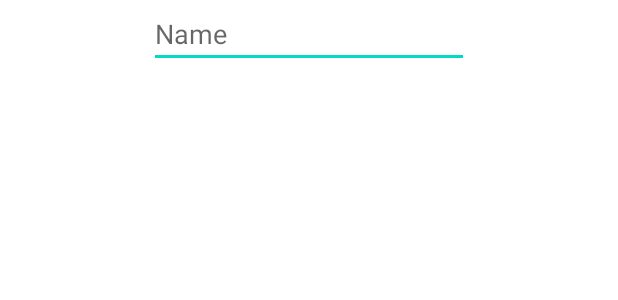
After one commit to Leftbrained/poker-memoir, an Android app: the layout activity_room_create.xml on its own in the app's theme, with its tools: preview values and no code run, on a phone screen of 412 x 824 dp. The commit adds this screen. Shown: the top 300 px of the screen. Run offline under Robolectric (Android 15) with nearby library versions, the phone set to English and light mode, and no system bars.

```diff
--- a/app/src/main/AndroidManifest.xml
+++ b/app/src/main/AndroidManifest.xml
@@ -9,7 +9,8 @@
         android:roundIcon="@mipmap/ic_launcher_round"
         android:supportsRtl="true"
         android:theme="@style/Theme.PokerMemoir">
-        <activity android:name=".SessionCreateActivity"></activity>
+        <activity android:name=".RoomCreateActivity"></activity>
+        <activity android:name=".SessionCreateActivity" />
         <activity android:name=".MainActivity">
             <intent-filter>
                 <action android:name="android.intent.action.MAIN" />
--- a/app/src/main/java/org/leftbrained/pokermemoir/MainActivity.kt
+++ b/app/src/main/java/org/leftbrained/pokermemoir/MainActivity.kt
@@ -20,4 +20,9 @@ class MainActivity : AppCompatActivity() {
         }
         startActivity(intent)
     }
+
+    fun createRoom(view: View) {
+        val intent = Intent(this, RoomCreateActivity::class.java)
+        startActivity(intent)
+    }
 }
--- a/app/src/main/res/layout/activity_main.xml
+++ b/app/src/main/res/layout/activity_main.xml
@@ -21,6 +21,7 @@
         android:layout_width="wrap_content"
         android:layout_height="wrap_content"
         android:layout_marginTop="16dp"
+        android:onClick="createRoom"
         android:text="@string/btn_rooms"
         app:layout_constraintEnd_toEndOf="parent"
         app:layout_constraintStart_toStartOf="parent"
--- /dev/null
+++ b/app/src/main/res/layout/activity_room_create.xml
@@ -0,0 +1,20 @@
+<?xml version="1.0" encoding="utf-8"?>
+<androidx.constraintlayout.widget.ConstraintLayout xmlns:android="http://schemas.android.com/apk/res/android"
+    xmlns:app="http://schemas.android.com/apk/res-auto"
+    xmlns:tools="http://schemas.android.com/tools"
+    android:layout_width="match_parent"
+    android:layout_height="match_parent"
+    tools:context=".RoomCreateActivity">
+
+    <EditText
+        android:id="@+id/txt_room_create_name"
+        android:layout_width="wrap_content"
+        android:layout_height="wrap_content"
+        android:ems="10"
+        android:hint="@string/txt_room_name"
+        android:inputType="text"
+        app:layout_constraintEnd_toEndOf="parent"
+        app:layout_constraintStart_toStartOf="parent"
+        tools:layout_editor_absoluteY="118dp" />
+
+</androidx.constraintlayout.widget.ConstraintLayout>
--- a/app/src/main/res/values/strings.xml
+++ b/app/src/main/res/values/strings.xml
@@ -5,4 +5,5 @@
     <string name="btn_rooms">Rooms</string>
     <string name="btn_data">Data</string>
     <string name="btn_settings">Settings</string>
+    <string name="txt_room_name">Name</string>
 </resources>
```
Also changed, not shown: app/src/main/java/org/leftbrained/pokermemoir/RoomCreateActivity.kt (added, +11 -0 lines).
